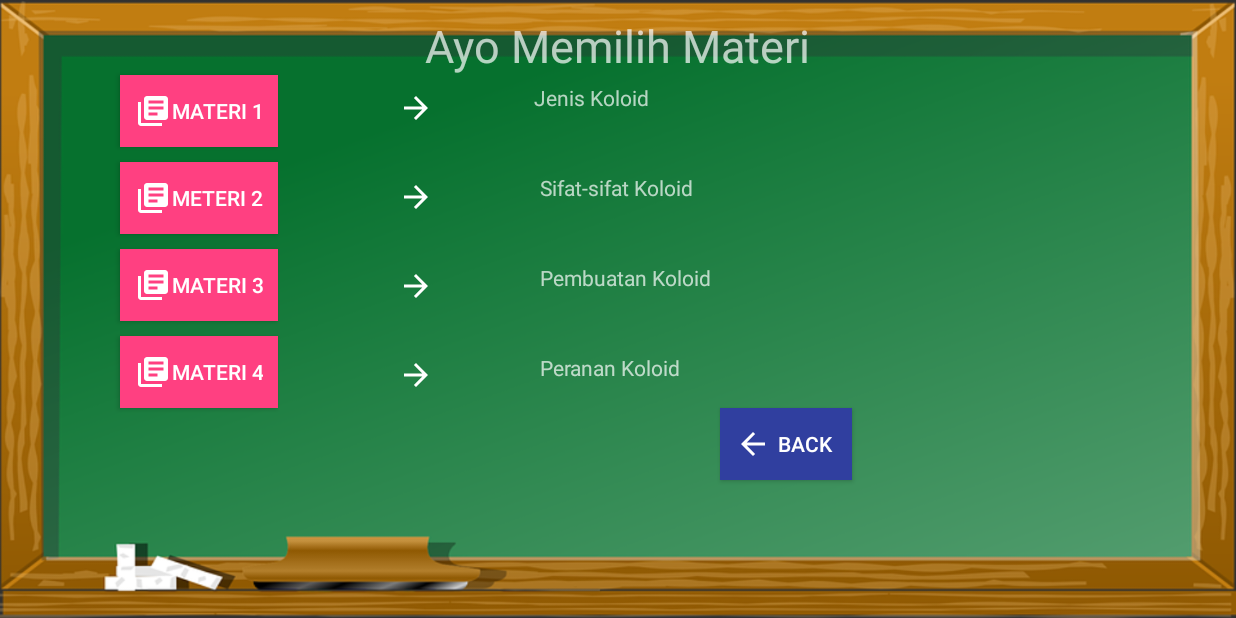
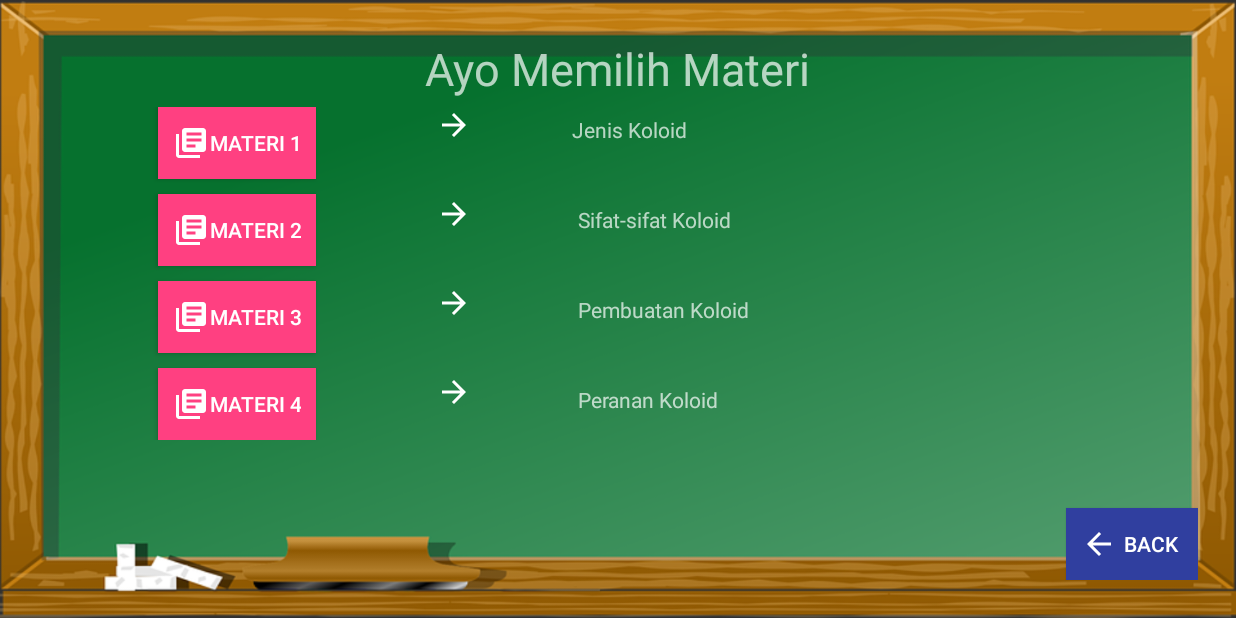
Before and after one commit to nandawawank/KimOnDroid, an Android app: the MateriActivity screen opened directly, with no data from a screen before it, on a phone screen of 824 x 412 dp (held sideways). Run offline under Robolectric (Android 15) with nearby library versions, the phone set to English and light mode, and no system bars.

Commit message:
Benerin UI materi dan angkut file musik latar

```diff
--- a/app/src/main/res/layout/activity_materi.xml
+++ b/app/src/main/res/layout/activity_materi.xml
@@ -5,6 +5,7 @@
     android:layout_width="match_parent"
     android:layout_height="match_parent"
     android:background="@drawable/papan"
+    android:padding="25dp"
     tools:context="com.madwak.kimondroid.MateriActivity">
 
     <TextView
@@ -12,161 +13,166 @@
         android:layout_width="wrap_content"
         android:layout_height="wrap_content"
         android:layout_centerHorizontal="true"
-        android:layout_marginTop="10dp"
         android:text="@string/ayo_materi"
-        android:textSize="30dp"
-        />
+        android:textSize="30dp" />
+
+    <ScrollView
+        android:layout_width="match_parent"
+        android:layout_height="match_parent"
+        android:layout_marginTop="5dp"
+        android:layout_marginBottom="10dp"
+        android:layout_below="@id/titleMateri">
+
+        <RelativeLayout
+            android:layout_width="match_parent"
+            android:layout_height="match_parent">
 
             <Button
                 android:id="@+id/buttonMateriOne"
                 android:layout_width="wrap_content"
                 android:layout_height="wrap_content"
-        android:layout_marginTop="50dp"
                 android:layout_marginLeft="80dp"
+                android:background="@color/colorAccent"
+                android:drawableLeft="@drawable/materi"
+                android:onClick="funcMateriOne"
                 android:padding="10dp"
-        android:drawableLeft="@drawable/materi"
-        android:background="@color/colorAccent"
-        android:text="@string/materi_1"
-        android:onClick="funcMateriOne"/>
+                android:text="@string/materi_1" />
 
             <ImageView
                 android:id="@+id/right_icon"
                 android:layout_width="wrap_content"
                 android:layout_height="wrap_content"
-        android:layout_marginTop="60dp"
                 android:layout_marginLeft="80dp"
                 android:layout_toRightOf="@id/buttonMateriOne"
-        android:src="@drawable/right"/>
+                android:src="@drawable/right" />
 
             <TextView
                 android:id="@+id/descMateriOne"
                 android:layout_width="150dp"
                 android:layout_height="50dp"
-        android:layout_marginTop="50dp"
                 android:layout_marginLeft="30dp"
-        android:padding="5dp"
                 android:layout_toRightOf="@id/right_icon"
                 android:gravity="center_horizontal"
-        android:text="@string/descMateriOne"/>
+                android:padding="5dp"
+                android:text="@string/descMateriOne" />
 
             <Button
                 android:id="@+id/buttonMateriTwo"
                 android:layout_width="wrap_content"
                 android:layout_height="wrap_content"
+                android:layout_below="@id/buttonMateriOne"
+                android:layout_marginLeft="80dp"
                 android:layout_marginTop="10dp"
-        android:layout_marginLeft="80dp"
+                android:background="@color/colorAccent"
+                android:drawableLeft="@drawable/materi"
+                android:onClick="funcMateriTwo"
                 android:padding="10dp"
-        android:layout_below="@id/buttonMateriOne"
-        android:drawableLeft="@drawable/materi"
-        android:background="@color/colorAccent"
-        android:text="@string/meteri_2"
-        android:onClick="funcMateriTwo"/>
+                android:text="@string/meteri_2" />
 
             <ImageView
                 android:id="@+id/right_iconTwo"
                 android:layout_width="wrap_content"
                 android:layout_height="wrap_content"
+                android:layout_below="@id/right_icon"
+                android:layout_marginLeft="80dp"
                 android:layout_marginTop="35dp"
-        android:layout_marginLeft="80dp"
                 android:layout_toRightOf="@id/buttonMateriTwo"
-        android:layout_below="@id/right_icon"
-        android:src="@drawable/right"/>
+                android:src="@drawable/right" />
 
             <TextView
                 android:id="@+id/descMateriTwo"
                 android:layout_width="wrap_content"
                 android:layout_height="wrap_content"
+                android:layout_below="@id/descMateriOne"
                 android:layout_marginLeft="65dp"
                 android:layout_marginTop="10dp"
+                android:layout_toRightOf="@id/right_iconTwo"
+                android:gravity="center_horizontal"
                 android:padding="5dp"
-        android:layout_toRightOf="@id/right_iconTwo"
-        android:layout_below="@id/descMateriOne"
-        android:gravity="center_horizontal"
-        android:text="@string/descMateriTwo"
-        />
+                android:text="@string/descMateriTwo" />
 
             <Button
                 android:id="@+id/buttonMateriThree"
                 android:layout_width="wrap_content"
                 android:layout_height="wrap_content"
+                android:layout_below="@id/buttonMateriTwo"
+                android:layout_marginLeft="80dp"
                 android:layout_marginTop="10dp"
-        android:layout_marginLeft="80dp"
+                android:background="@color/colorAccent"
+                android:drawableLeft="@drawable/materi"
+                android:onClick="funcMateriThre"
                 android:padding="10dp"
-        android:layout_below="@id/buttonMateriTwo"
-        android:drawableLeft="@drawable/materi"
-        android:background="@color/colorAccent"
-        android:text="@string/materi_3"
-        android:onClick="funcMateriThre"/>
+                android:text="@string/materi_3" />
 
             <ImageView
                 android:id="@+id/right_iconThree"
                 android:layout_width="wrap_content"
                 android:layout_height="wrap_content"
+                android:layout_below="@id/right_iconTwo"
+                android:layout_marginLeft="80dp"
                 android:layout_marginTop="35dp"
-        android:layout_marginLeft="80dp"
                 android:layout_toRightOf="@id/buttonMateriThree"
-        android:layout_below="@id/right_iconTwo"
-        android:src="@drawable/right"/>
+                android:src="@drawable/right" />
 
             <TextView
                 android:id="@+id/descMateriThree"
                 android:layout_width="wrap_content"
                 android:layout_height="wrap_content"
+                android:layout_below="@id/descMateriTwo"
+                android:layout_marginLeft="65dp"
                 android:layout_marginTop="30dp"
-        android:layout_marginLeft="65dp"
+                android:layout_toRightOf="@id/right_iconTwo"
+                android:gravity="center_horizontal"
                 android:padding="5dp"
-        android:layout_toRightOf="@id/right_iconTwo"
-        android:layout_below="@id/descMateriTwo"
-        android:gravity="center_horizontal"
-        android:text="@string/descMateriThre"
-        />
+                android:text="@string/descMateriThre" />
 
             <Button
                 android:id="@+id/buttonMateriFour"
                 android:layout_width="wrap_content"
                 android:layout_height="wrap_content"
+                android:layout_below="@id/buttonMateriThree"
+                android:layout_marginLeft="80dp"
                 android:layout_marginTop="10dp"
-        android:layout_marginLeft="80dp"
+                android:background="@color/colorAccent"
+                android:drawableLeft="@drawable/materi"
+                android:onClick="funcMateriFour"
                 android:padding="10dp"
-        android:layout_below="@id/buttonMateriThree"
-        android:drawableLeft="@drawable/materi"
-        android:background="@color/colorAccent"
-        android:text="@string/materi_4"
-        android:onClick="funcMateriFour"/>
+                android:text="@string/materi_4" />
 
             <ImageView
                 android:id="@+id/right_iconFour"
                 android:layout_width="wrap_content"
                 android:layout_height="wrap_content"
+                android:layout_below="@id/right_iconThree"
+                android:layout_marginLeft="80dp"
                 android:layout_marginTop="35dp"
-        android:layout_marginLeft="80dp"
                 android:layout_toRightOf="@id/buttonMateriFour"
-        android:layout_below="@id/right_iconThree"
-        android:src="@drawable/right"/>
+                android:src="@drawable/right" />
 
             <TextView
                 android:id="@+id/descMateriFour"
                 android:layout_width="wrap_content"
                 android:layout_height="wrap_content"
+                android:layout_below="@id/descMateriThree"
+                android:layout_marginLeft="65dp"
                 android:layout_marginTop="30dp"
-        android:layout_marginLeft="65dp"
+                android:layout_toRightOf="@id/right_iconFour"
+                android:gravity="center_horizontal"
                 android:padding="5dp"
-        android:layout_toRightOf="@id/right_iconFour"
-        android:layout_below="@id/descMateriThree"
-        android:gravity="center_horizontal"
-        android:text="@string/descMateriFour"
-        />
+                android:text="@string/descMateriFour" />
+        </RelativeLayout>
+    </ScrollView>
 
     <Button
         android:id="@+id/buttonBack"
         android:layout_width="wrap_content"
         android:layout_height="wrap_content"
+        android:layout_alignParentBottom="true"
+        android:layout_alignParentRight="true"
         android:background="@color/colorPrimaryDark"
-        android:layout_marginLeft="480dp"
         android:drawableLeft="@drawable/back"
+        android:onClick="funcBack"
         android:padding="10dp"
-        android:text="Back"
-        android:layout_below="@+id/buttonMateriFour"
-        android:onClick="funcBack"/>
+        android:text="Back" />
 
 </RelativeLayout>
--- a/app/src/main/res/values/strings.xml
+++ b/app/src/main/res/values/strings.xml
@@ -3,11 +3,11 @@
     <string name="ayo_materi">Ayo Memilih Materi</string>
     <string name="descMateriOne">Jenis Koloid</string>
     <string name="materi_1"> Materi 1</string>
-    <string name="meteri_2"> Meteri 2</string>
+    <string name="meteri_2"> Materi 2</string>
     <string name="descMateriTwo">Sifat-sifat Koloid</string>
-    <string name="materi_3">Materi 3</string>
+    <string name="materi_3"> Materi 3</string>
     <string name="descMateriThre">Pembuatan Koloid</string>
-    <string name="materi_4">Materi 4</string>
+    <string name="materi_4"> Materi 4</string>
     <string name="descMateriFour">Peranan Koloid</string>
     <string name="app_subname">Media Pembelajaran Sistem Koloid</string>
 
```
Also changed, not shown: 1 other file. Lines whose indentation alone changed are shown as unchanged.
